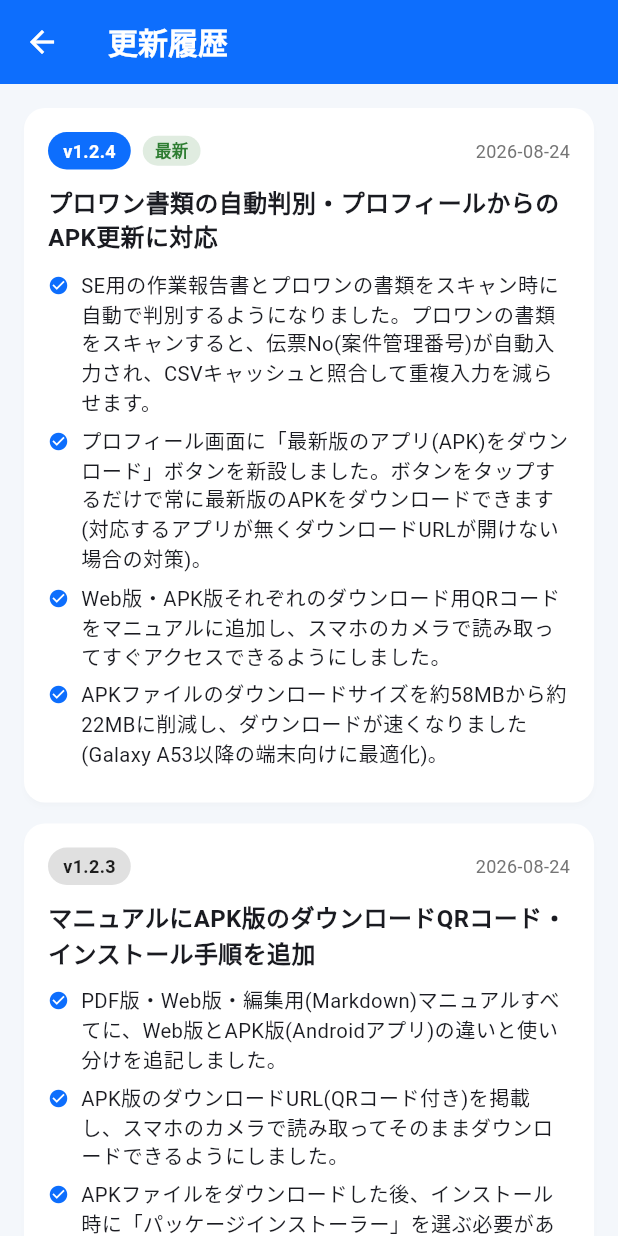
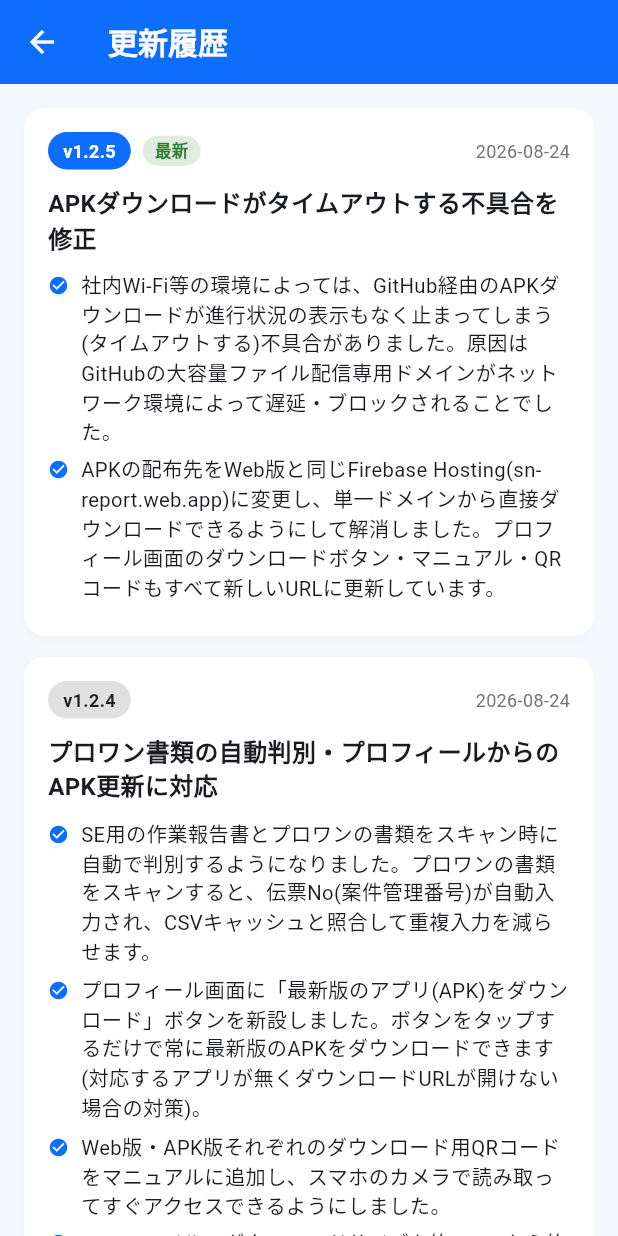
Before and after one commit to sn-naka3692/maintenance-log-app, a Flutter app: the ChangelogScreen screen opened directly, on a phone screen of 412 x 824 dp. Run offline on Flutter 3.47's test engine with Material 3 defaults, Android fonts, the phone set to English and light mode, and no system bars; our stand-ins replace cloud_firestore, firebase_auth, firebase_core, fl_chart, image_picker, package_info_plus and 3 more; missing offline and left inert: file_saver; accounts and stored records are empty.

Commit message:
v1.2.5: APKダウンロードタイムアウト不具合を修正(配布先をGitHubからFirebase Hostingに変更)
- 社内Wi-Fi等の環境でGitHub経由のAPKダウンロードがタイムアウトする
  不具合を解消。原因はGitHubのリリースファイル配信専用ドメイン
  (release-assets.githubusercontent.com)がネットワーク環境によって
  遅延・ブロックされること。
- APKの配布先をWeb版と同じFirebase Hosting(単一ドメイン)に変更。
  https://sn-report.web.app/downloads/app-release.data
  (Firebase無料プランの実行可能ファイル禁止制限を回避するため
  拡張子は.dataだが、Content-Dispositionでapp-release.apkとして保存される)
- プロフィール画面のダウンロードボタン・マニュアル・QRコードを
  すべて新URLに更新
- ビルド手順を明文化するスクリプトを追加(scripts/build_release_apk.sh,
  scripts/deploy_web_and_apk.sh)。arm64-v8a専用ビルドのフラグ忘れを防止

```diff
--- a/lib/data/changelog_data.dart
+++ b/lib/data/changelog_data.dart
@@ -19,6 +19,21 @@ class ChangelogEntry {
 
 /// 新しい更新ほどリストの先頭に追加すること。
 const List<ChangelogEntry> changelogEntries = [
+  ChangelogEntry(
+    version: '1.2.5',
+    date: '2026-08-24',
+    title: 'APKダウンロードがタイムアウトする不具合を修正',
+    details: [
+      '社内Wi-Fi等の環境によっては、GitHub経由のAPKダウンロードが'
+          '進行状況の表示もなく止まってしまう(タイムアウトする)不具合が'
+          'ありました。原因はGitHubの大容量ファイル配信専用ドメインが'
+          'ネットワーク環境によって遅延・ブロックされることでした。',
+      'APKの配布先をWeb版と同じFirebase Hosting(sn-report.web.app)'
+          'に変更し、単一ドメインから直接ダウンロードできるようにして'
+          '解消しました。プロフィール画面のダウンロードボタン・マニュアル・'
+          'QRコードもすべて新しいURLに更新しています。',
+    ],
+  ),
   ChangelogEntry(
     version: '1.2.4',
     date: '2026-08-24',
--- a/lib/screens/profile_screen.dart
+++ b/lib/screens/profile_screen.dart
@@ -13,14 +13,23 @@ import 'manual_screen.dart';
 import 'system_architecture_screen.dart';
 import 'user_management_screen.dart';
 
-/// GitHub Releasesの「latest」固定URL。
+/// APKダウンロード用の固定URL(Firebase Hosting経由)。
 ///
-/// 【重要】このURLはタグ名を含まないため、GitHub上で新しいリリースを
-/// 作成するたびに、自動的に最新のAPKを指すようになる(URL自体は不変)。
+/// 【重要・v1.2.5で変更】以前はGitHub Releasesの「latest」固定URLを
+/// 使用していたが、社内Wi-Fi等のネットワーク環境によってはGitHubの
+/// リリースファイル配信先ドメイン(release-assets.githubusercontent.com)が
+/// 遅延・ブロックされ、ダウンロードがタイムアウトする不具合が発生した。
+/// Web版と同じ Firebase Hosting(sn-report.web.app、単一ドメイン・
+/// リダイレクトなし)経由で配布する方式に変更し、この問題を解消した。
+/// ファイル自体はFirebase Hosting無料プランの「実行可能ファイル禁止」
+/// 制限を回避するため拡張子を .data にしているが、Content-Disposition
+/// ヘッダーによりダウンロード時のファイル名は app-release.apk になる。
+/// このURLに新しいAPKをデプロイ(firebase deploy)するたびに、常に
+/// 最新版を指すようになる(URL自体は不変)。
 /// 社内マニュアル(web/manual.html・web/日報アプリ操作マニュアル.md)に
 /// 記載しているURLと同一のものを使用している。
 const String kLatestApkDownloadUrl =
-    'https://github.com/sn-naka3692/maintenance-log-app/releases/latest/download/app-release.apk';
+    'https://sn-report.web.app/downloads/app-release.data';
 
 class ProfileScreen extends StatelessWidget {
   const ProfileScreen({super.key});
--- a/pubspec.yaml
+++ b/pubspec.yaml
@@ -16,7 +16,7 @@ publish_to: 'none' # Remove this line if you wish to publish to pub.dev
 # https://developer.apple.com/library/archive/documentation/General/Reference/InfoPlistKeyReference/Articles/CoreFoundationKeys.html
 # In Windows, build-name is used as the major, minor, and patch parts
 # of the product and file versions while build-number is used as the build suffix.
-version: 1.2.4+13
+version: 1.2.5+14
 
 environment:
   sdk: ^3.9.2
```
Also changed, not shown: firebase.json, 8 other files.
